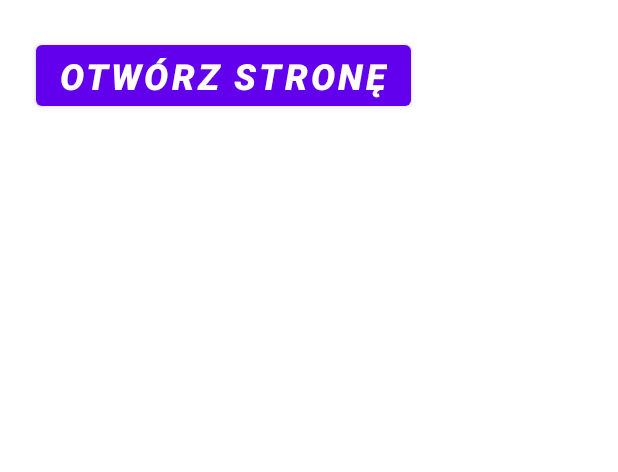
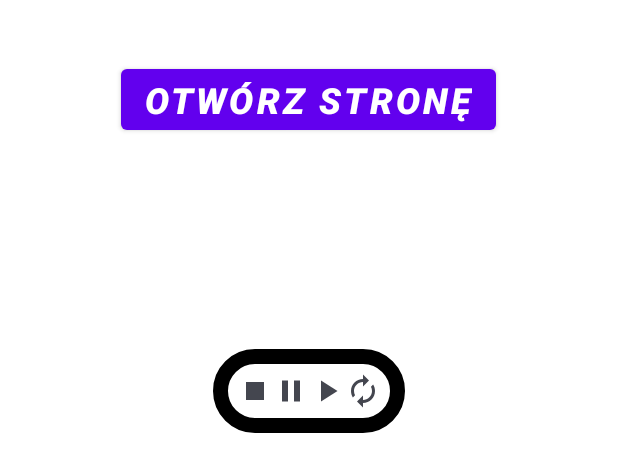
Before and after one commit to dlewandowski13/WidgetApp, an Android app: the layout my_widget.xml on its own in the app's theme, with its tools: preview values and no code run, on a phone screen of 412 x 824 dp. Shown: the top 472 px of the screen. Run offline under Robolectric (Android 15) with nearby library versions, the phone set to English and light mode, and no system bars.

Commit message:
play music - problem with the many instance of MP

```diff
--- /dev/null
+++ b/app/src/main/res/drawable/ic_change.xml
@@ -0,0 +1,10 @@
+<vector xmlns:android="http://schemas.android.com/apk/res/android"
+    android:width="24dp"
+    android:height="24dp"
+    android:viewportWidth="24"
+    android:viewportHeight="24"
+    android:tint="?attr/colorControlNormal">
+  <path
+      android:fillColor="@android:color/white"
+      android:pathData="M12,6v3l4,-4 -4,-4v3c-4.42,0 -8,3.58 -8,8 0,1.57 0.46,3.03 1.24,4.26L6.7,14.8c-0.45,-0.83 -0.7,-1.79 -0.7,-2.8 0,-3.31 2.69,-6 6,-6zM18.76,7.74L17.3,9.2c0.44,0.84 0.7,1.79 0.7,2.8 0,3.31 -2.69,6 -6,6v-3l-4,4 4,4v-3c4.42,0 8,-3.58 8,-8 0,-1.57 -0.46,-3.03 -1.24,-4.26z"/>
+</vector>
--- /dev/null
+++ b/app/src/main/res/drawable/ic_pause.xml
@@ -0,0 +1,10 @@
+<vector xmlns:android="http://schemas.android.com/apk/res/android"
+    android:width="24dp"
+    android:height="24dp"
+    android:viewportWidth="24"
+    android:viewportHeight="24"
+    android:tint="?attr/colorControlNormal">
+  <path
+      android:fillColor="@android:color/white"
+      android:pathData="M6,19h4L10,5L6,5v14zM14,5v14h4L18,5h-4z"/>
+</vector>
--- /dev/null
+++ b/app/src/main/res/drawable/ic_play.xml
@@ -0,0 +1,10 @@
+<vector xmlns:android="http://schemas.android.com/apk/res/android"
+    android:width="24dp"
+    android:height="24dp"
+    android:viewportWidth="24"
+    android:viewportHeight="24"
+    android:tint="?attr/colorControlNormal">
+  <path
+      android:fillColor="@android:color/white"
+      android:pathData="M8,5v14l11,-7z"/>
+</vector>
--- /dev/null
+++ b/app/src/main/res/drawable/ic_stop.xml
@@ -0,0 +1,10 @@
+<vector xmlns:android="http://schemas.android.com/apk/res/android"
+    android:width="24dp"
+    android:height="24dp"
+    android:viewportWidth="24"
+    android:viewportHeight="24"
+    android:tint="?attr/colorControlNormal">
+  <path
+      android:fillColor="@android:color/white"
+      android:pathData="M6,6h12v12H6z"/>
+</vector>
--- a/app/src/main/res/layout/my_widget.xml
+++ b/app/src/main/res/layout/my_widget.xml
@@ -6,21 +6,17 @@
 
     <LinearLayout
         android:layout_width="match_parent"
-        android:layout_height="wrap_content"
+        android:layout_height="match_parent"
+        android:gravity="center_horizontal"
         android:orientation="vertical"
         android:padding="16dp">
-<!--        <TextView-->
-<!--            android:id="@+id/appwidget_text"-->
-<!--            style="@style/Widget.WidgetApp.AppWidget.InnerView"-->
-<!--            android:layout_width="wrap_content"-->
-<!--            android:layout_height="wrap_content"-->
-<!--            android:layout_centerHorizontal="true"-->
-<!--            android:layout_centerVertical="true"-->
-<!--            android:layout_margin="8dp"-->
-<!--            android:contentDescription="@string/appwidget_text"-->
-<!--            android:text="@string/appwidget_text"-->
-<!--            android:textSize="24sp"-->
-<!--            android:textStyle="bold|italic" />-->
+
+        <LinearLayout
+            android:layout_width="match_parent"
+            android:layout_height="wrap_content"
+            android:gravity="center_horizontal"
+            android:orientation="vertical"
+            android:padding="16dp">
 
             <Button
                 android:id="@+id/btn_openWeb"
@@ -36,11 +32,52 @@
 
             <ImageView
                 android:id="@+id/iv_gallery"
+                android:layout_width="100dp"
+                android:layout_height="100dp" />
+
+        </LinearLayout>
+
+        <LinearLayout
             android:layout_width="match_parent"
-            android:layout_height="wrap_content"/>
-<!--            android:background="@drawable/custom_layout"-->
+            android:layout_height="match_parent"
+            android:gravity="center_horizontal"
+            android:orientation="vertical"
+            android:padding="16dp">
 
+            <LinearLayout
+                android:layout_width="wrap_content"
+                android:layout_height="wrap_content"
+                android:gravity="center_horizontal"
+                android:orientation="horizontal"
+                android:background="@drawable/custom_layout"
+                android:padding="16dp">
 
+                <ImageView
+                    android:id="@+id/iv_stop"
+                    android:layout_width="match_parent"
+                    android:layout_height="wrap_content"
+                    android:src="@drawable/ic_stop" />
+
+                <ImageView
+                    android:id="@+id/iv_pause"
+                    android:layout_width="match_parent"
+                    android:layout_height="wrap_content"
+                    android:src="@drawable/ic_pause" />
+
+                <ImageView
+                    android:id="@+id/iv_play"
+                    android:layout_width="match_parent"
+                    android:layout_height="wrap_content"
+                    android:src="@drawable/ic_play" />
+
+                <ImageView
+                    android:id="@+id/iv_change"
+                    android:layout_width="match_parent"
+                    android:layout_height="wrap_content"
+                    android:src="@drawable/ic_change" />
 
             </LinearLayout>
         </LinearLayout>
+
+    </LinearLayout>
+</LinearLayout>
--- a/app/src/main/res/xml/my_widget_info.xml
+++ b/app/src/main/res/xml/my_widget_info.xml
@@ -4,11 +4,11 @@
     android:initialKeyguardLayout="@layout/my_widget"
     android:initialLayout="@layout/my_widget"
     android:minWidth="180dp"
-    android:minHeight="180dp"
+    android:minHeight="200dp"
     android:previewImage="@drawable/example_appwidget_preview"
     android:previewLayout="@layout/my_widget"
     android:resizeMode="horizontal|vertical"
     android:targetCellWidth="3"
-    android:targetCellHeight="1"
+    android:targetCellHeight="6"
     android:updatePeriodMillis="3600000"
     android:widgetCategory="home_screen" />
```
Also changed, not shown: app/src/main/AndroidManifest.xml (+8 -3 lines), app/src/main/java/com/s26462/widgetapp/MediaPlayer.kt (added, +13 -0 lines), app/src/main/java/com/s26462/widgetapp/MyWidget.kt (+108 -34 lines), app/src/main/res/drawable/ic_next.xml (added, +10 -0 lines), app/src/main/res/drawable/ic_previous.xml (added, +10 -0 lines). Lines whose indentation alone changed are shown as unchanged.
